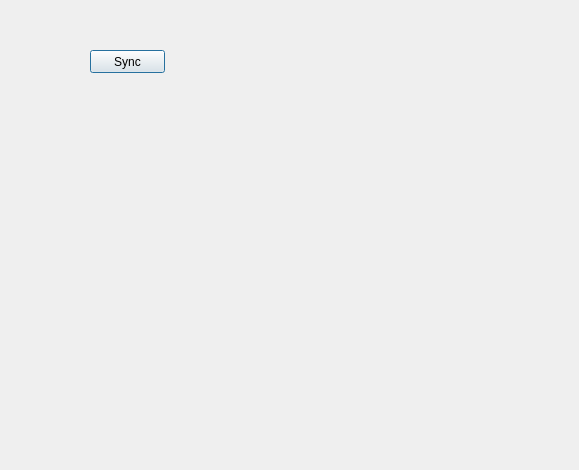
The window that webconnection.ui (nournia/ketabkhaane) describes before a commit, drawn with Qt 5.
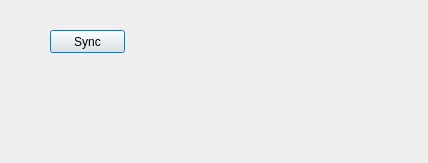
The same window after the commit.

The edit to the form file:
```diff
--- a/webconnection.ui
+++ b/webconnection.ui
@@ -6,8 +6,8 @@
    <rect>
     <x>0</x>
     <y>0</y>
-    <width>579</width>
-    <height>470</height>
+    <width>428</width>
+    <height>163</height>
    </rect>
   </property>
   <property name="layoutDirection">
@@ -16,8 +16,8 @@
   <widget class="QPushButton" name="bSync">
    <property name="geometry">
     <rect>
-     <x>90</x>
-     <y>50</y>
+     <x>50</x>
+     <y>30</y>
      <width>75</width>
      <height>23</height>
     </rect>
```
